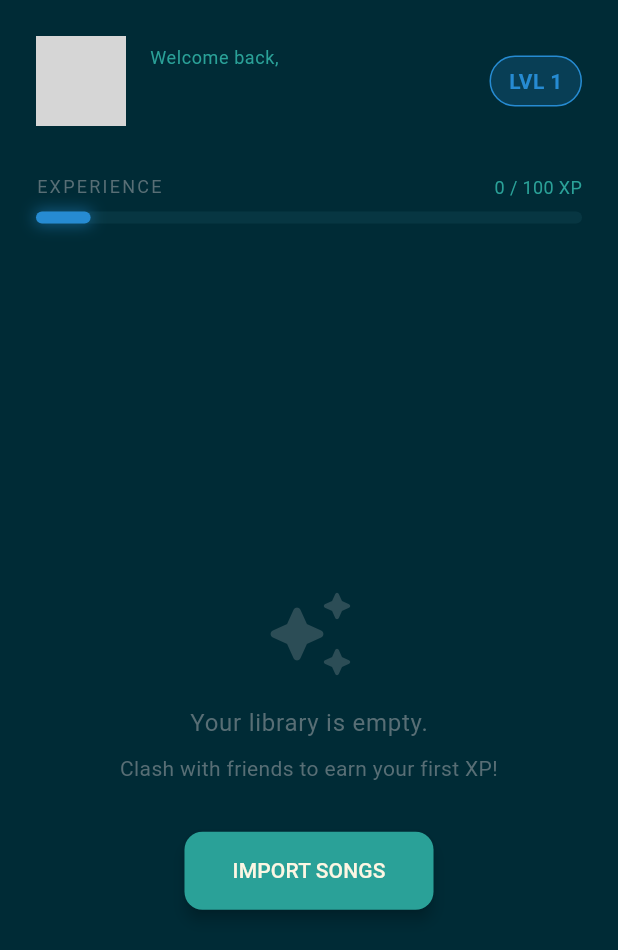
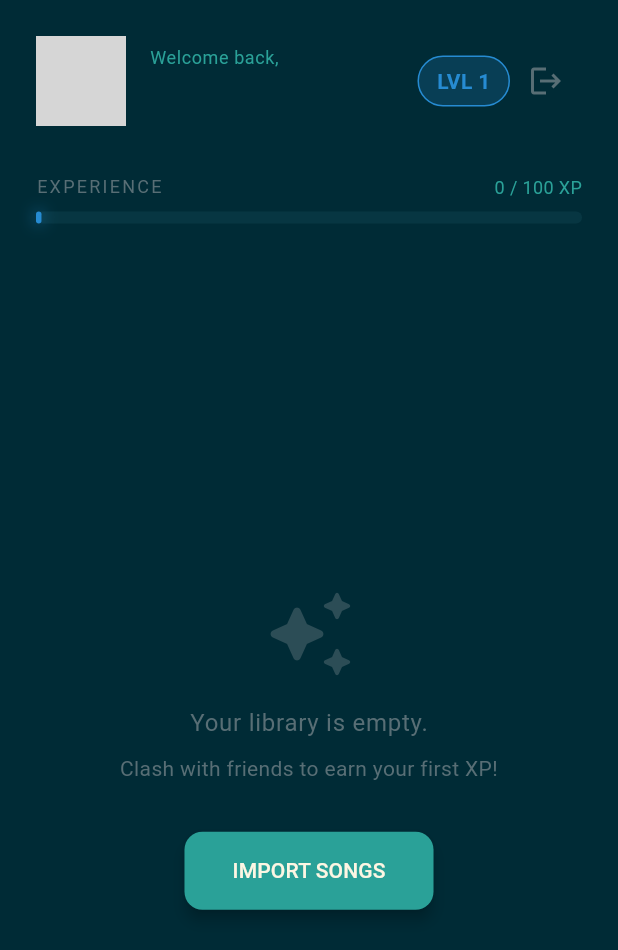
Before and after one commit to EiDHindY/Setlist, a Flutter app: the screen it shows once a user with an empty profile is signed in, on a phone screen of 412 x 824 dp. Shown: the top 950 px of the screen. Run offline on Flutter 3.47's test engine with Material 3 defaults, Android fonts, the phone set to English and light mode, and no system bars; drawn by our look-alikes of flutter_animate; our stand-ins replace supabase_flutter; accounts and stored records are empty; network calls fail; statements that could not run were skipped; grey boxes are pictures that could not be loaded.

Commit message:
[Mobile] Identity Hub: Implement AuthService auto-sync and real-time data hydration

```diff
--- a/mobile/lib/main.dart
+++ b/mobile/lib/main.dart
@@ -31,6 +31,8 @@ class MyApp extends StatelessWidget {
   }
 }
 
+import 'services/auth_service.dart';
+
 class AuthWrapper extends StatelessWidget {
   const AuthWrapper({super.key});
 
@@ -42,8 +44,11 @@ class AuthWrapper extends StatelessWidget {
       builder: (context, snapshot) {
         final session = snapshot.data?.session;
 
-        // If we have a session, go to the Smart Home Page
+        // If we have a session, trigger backend sync and go to the Smart Home Page
         if (session != null) {
+          // Trigger the "Hello!" to the C# Backend (Async)
+          AuthService.syncUserWithBackend(session);
+
           return const HomeScreen();
         }
 
--- a/mobile/lib/screens/home_screen.dart
+++ b/mobile/lib/screens/home_screen.dart
@@ -1,7 +1,10 @@
+import 'dart:convert';
+import 'package:http/http.dart' as http;
 import 'package:flutter/material.dart';
 import 'package:flutter_animate/flutter_animate.dart';
 import 'package:supabase_flutter/supabase_flutter.dart';
 import '../theme/solarized_theme.dart';
+import '../services/auth_service.dart';
 
 class HomeScreen extends StatefulWidget {
   const HomeScreen({super.key});
@@ -11,10 +14,43 @@ class HomeScreen extends StatefulWidget {
 }
 
 class _HomeScreenState extends State<HomeScreen> {
-  final _user = Supabase.instance.client.auth.currentUser;
+  final _supabaseUser = Supabase.instance.client.auth.currentUser;
+  Map<String, dynamic>? _backendUser;
+  bool _isLoading = true;
+
+  @override
+  void initState() {
+    super.initState();
+    _fetchBackendProfile();
+  }
+
+  Future<void> _fetchBackendProfile() async {
+    if (_supabaseUser == null) return;
+
+    try {
+      final response = await http.get(
+        Uri.parse('http://192.168.8.109:5169/api/user/${_supabaseUser.id}'),
+      );
+
+      if (response.statusCode == 200) {
+        setState(() {
+          _backendUser = jsonDecode(response.body);
+          _isLoading = false;
+        });
+      }
+    } catch (e) {
+      print('🛑 Error fetching profile: $e');
+      setState(() => _isLoading = false);
+    }
+  }
 
   @override
   Widget build(BuildContext context) {
+    // Current Level and XP (Prefer Backend data, fallback to level 1)
+    final level = _backendUser?['level'] ?? 1;
+    final xp = _backendUser?['experiencePoints'] ?? 0;
+    final xpFactor = (xp % 100) / 100.0;
+
     return Scaffold(
       backgroundColor: SolarizedTheme.base03,
       body: SafeArea(
@@ -26,13 +62,13 @@ class _HomeScreenState extends State<HomeScreen> {
               // Profile Header
               Row(
                 children: [
-                   CircleAvatar(
+                  CircleAvatar(
                     radius: 30,
                     backgroundColor: SolarizedTheme.base02,
-                    backgroundImage: _user?.userMetadata?['avatar_url'] != null
-                        ? NetworkImage(_user!.userMetadata!['avatar_url'])
+                    backgroundImage: _supabaseUser?.userMetadata?['avatar_url'] != null
+                        ? NetworkImage(_supabaseUser!.userMetadata!['avatar_url'])
                         : null,
-                    child: _user?.userMetadata?['avatar_url'] == null
+                    child: _supabaseUser?.userMetadata?['avatar_url'] == null
                         ? const Icon(Icons.person, color: SolarizedTheme.blue)
                         : null,
                   )
@@ -51,7 +87,7 @@ class _HomeScreenState extends State<HomeScreen> {
                           style: Theme.of(context).textTheme.bodySmall?.copyWith(color: SolarizedTheme.cyan),
                         ),
                         Text(
-                          _user?.userMetadata?['full_name'] ?? "Music Legend",
+                          _supabaseUser?.userMetadata?['full_name'] ?? "Music Legend",
                           style: Theme.of(context).textTheme.headlineMedium?.copyWith(
                             color: SolarizedTheme.base2,
                             fontSize: 24,
@@ -69,14 +105,24 @@ class _HomeScreenState extends State<HomeScreen> {
                       borderRadius: BorderRadius.circular(20),
                       border: Border.all(color: SolarizedTheme.blue, width: 1),
                     ),
-                    child: const Text(
-                      "LVL 1",
-                      style: TextStyle(color: SolarizedTheme.blue, fontWeight: FontWeight.bold),
+                    child: Text(
+                      "LVL $level",
+                      style: const TextStyle(color: SolarizedTheme.blue, fontWeight: FontWeight.bold),
                     ),
                   )
                   .animate()
                   .fade(delay: 800.ms)
                   .slideX(begin: 0.5, end: 0),
+
+                  // Sign Out Button
+                  IconButton(
+                    icon: const Icon(Icons.logout, color: SolarizedTheme.base01),
+                    onPressed: () async {
+                      await AuthService.signOut();
+                    },
+                  )
+                  .animate()
+                  .fade(delay: 1000.ms),
                 ],
               ),
 
@@ -90,7 +136,7 @@ class _HomeScreenState extends State<HomeScreen> {
                     mainAxisAlignment: MainAxisAlignment.spaceBetween,
                     children: [
                       Text("EXPERIENCE", style: Theme.of(context).textTheme.bodySmall?.copyWith(color: SolarizedTheme.base01, letterSpacing: 1.5)),
-                      const Text("0 / 100 XP", style: TextStyle(color: SolarizedTheme.cyan, fontSize: 12)),
+                      Text("${(xp % 100).toInt()} / 100 XP", style: const TextStyle(color: SolarizedTheme.cyan, fontSize: 12)),
                     ],
                   ),
                   const SizedBox(height: 8),
@@ -103,7 +149,7 @@ class _HomeScreenState extends State<HomeScreen> {
                     ),
                     child: FractionallySizedBox(
                       alignment: Alignment.centerLeft,
-                      widthFactor: 0.1, // Placeholder for XP
+                      widthFactor: xpFactor > 0 ? xpFactor : 0.01,
                       child: Container(
                         decoration: BoxDecoration(
                           color: SolarizedTheme.blue,
--- a/mobile/pubspec.yaml
+++ b/mobile/pubspec.yaml
@@ -38,6 +38,7 @@ dependencies:
   google_sign_in: ^7.2.0
   flutter_animate: ^4.5.2
   rive: ^0.14.5
+  http: ^1.6.0
 
 dev_dependencies:
   flutter_test:
```
Also changed, not shown: mobile/lib/services/auth_service.dart (added, +45 -0 lines), mobile/pubspec.lock.
